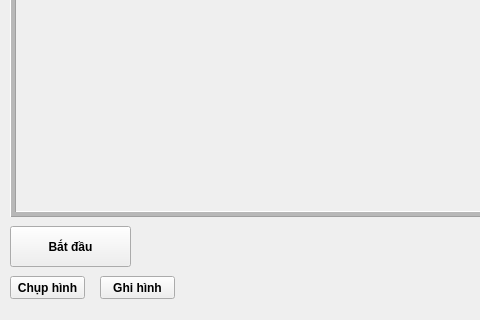
huongvu1397/Learn-Face-Recognition-OpenCV-Python, file datn-gui/nhan_dien_gui.ui: the form before one commit; both pictures show x 0 to 480 and y 274 to 594 of the 800 by 594 pixel window.
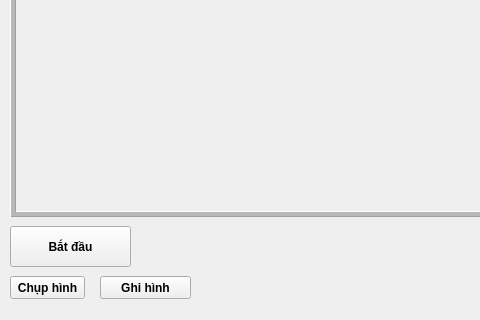
The form after the commit.

What changed in the file:
```diff
--- a/datn-gui/nhan_dien_gui.ui
+++ b/datn-gui/nhan_dien_gui.ui
@@ -219,7 +219,7 @@
      <rect>
       <x>100</x>
       <y>550</y>
-      <width>75</width>
+      <width>91</width>
       <height>23</height>
      </rect>
     </property>
```
